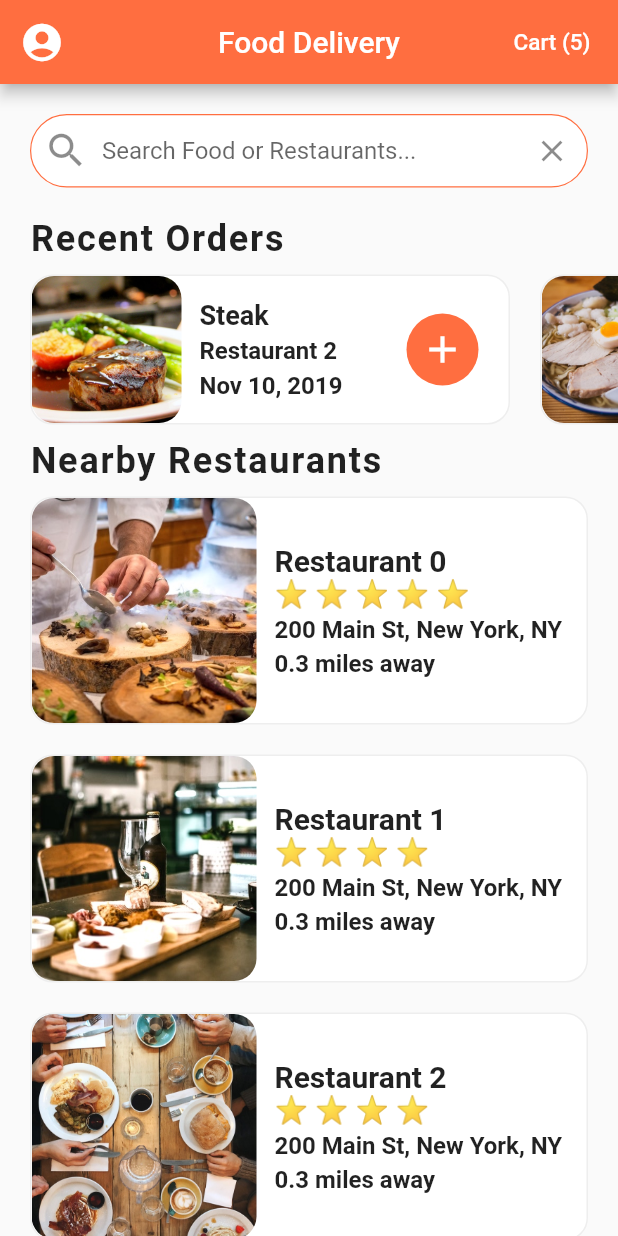
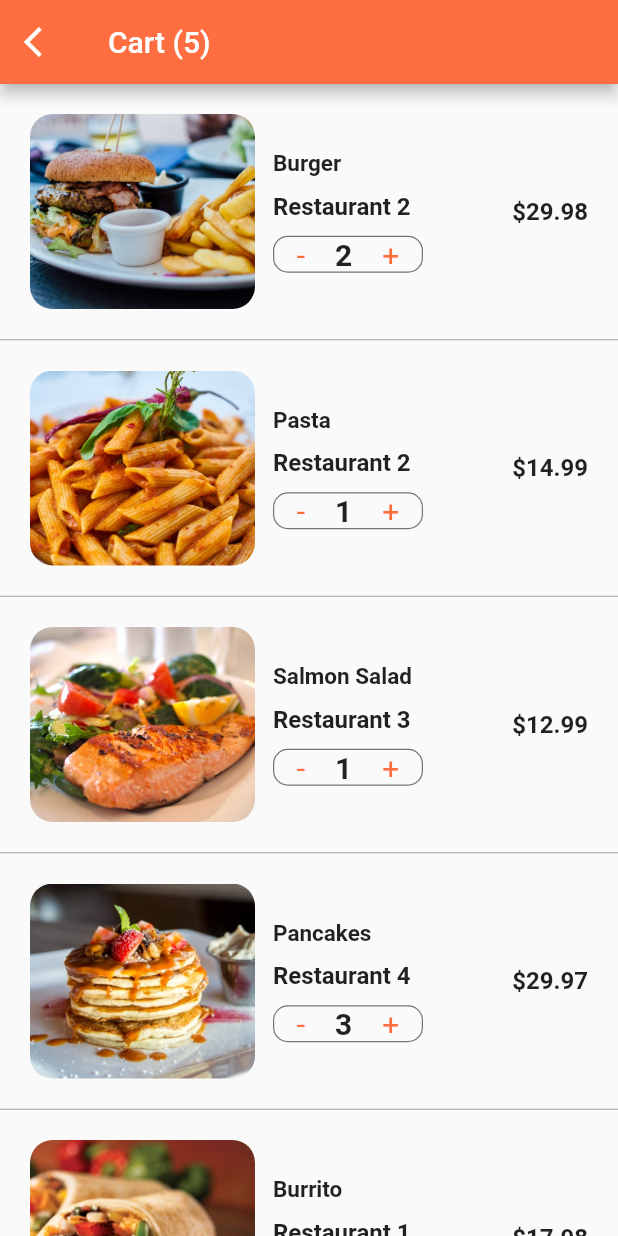
Before and after one commit to TomekSiudut/Food-Delivery-App-UI, a Flutter app: the screen it shows after launch, after a tap on an icon or button, on a phone screen of 412 x 824 dp. Run offline on Flutter 3.47's test engine with Material 2 defaults, Android fonts, the phone set to English and light mode, and no system bars.

Commit message:
cart screen completed

```diff
--- /dev/null
+++ b/lib/screens/cart_screen.dart
@@ -0,0 +1,94 @@
+import "package:flutter/material.dart";
+import 'package:flutter_food_delivery_ui/models/order.dart';
+import "../data/data.dart";
+
+class CartScreen extends StatefulWidget {
+  @override
+  _CartScreenState createState() => _CartScreenState();
+}
+
+class _CartScreenState extends State<CartScreen> {
+  _buildCartItem(Order order) {
+    return Container(
+        padding: EdgeInsets.all(20.0),
+        height: 170.0,
+        child: Expanded(
+          child: Row(children: <Widget>[
+            Container(
+              width: 150.0,
+              decoration: BoxDecoration(
+                  image: DecorationImage(
+                    image: AssetImage(order.food.imageUrl),
+                    fit: BoxFit.cover,
+                  ),
+                  borderRadius: BorderRadius.circular(15.0)),
+            ),
+            Expanded(
+              child: Container(
+                margin: EdgeInsets.all(12.0),
+                child: Column(
+                  mainAxisAlignment: MainAxisAlignment.center,
+                  crossAxisAlignment: CrossAxisAlignment.start,
+                  children: <Widget>[
+                    Text(order.food.name, style: TextStyle(fontSize: 15.0, fontWeight: FontWeight.bold)),
+                    SizedBox(height: 10.0),
+                    Text(
+                      order.restaurant.name,
+                      style: TextStyle(fontSize: 16.0, fontWeight: FontWeight.w600),
+                      overflow: TextOverflow.ellipsis,
+                    ),
+                    SizedBox(height: 10.0),
+                    Container(
+                      width: 100.0,
+                      decoration: BoxDecoration(
+                        borderRadius: BorderRadius.circular(10.0),
+                        border: Border.all(width: 0.8, color: Colors.black54),
+                      ),
+                      child: Row(mainAxisAlignment: MainAxisAlignment.center, children: <Widget>[
+                        GestureDetector(
+                          onTap: () {},
+                          child: Text(
+                            "-",
+                            style: TextStyle(color: Theme.of(context).primaryColor, fontSize: 20.0),
+                          ),
+                        ),
+                        SizedBox(width: 20.0),
+                        Text(order.quantity.toString(), style: TextStyle(fontSize: 20.0, fontWeight: FontWeight.w600)),
+                        SizedBox(width: 20.0),
+                        GestureDetector(
+                            onTap: () {},
+                            child: Text("+", style: TextStyle(color: Theme.of(context).primaryColor, fontSize: 20.0)))
+                      ]),
+                    )
+                  ],
+                ),
+              ),
+            ),
+            Text('\$${order.quantity * order.food.price}',
+                style: TextStyle(fontSize: 16.0, fontWeight: FontWeight.w600))
+          ]),
+        ));
+  }
+
+  @override
+  Widget build(BuildContext context) {
+    return Scaffold(
+        appBar: AppBar(
+            leading: IconButton(
+              icon: Icon(Icons.arrow_back_ios, color: Colors.white),
+              onPressed: () => Navigator.of(context).pop(),
+            ),
+            title: Text('Cart (${currentUser.cart.length})')),
+        body: ListView.separated(
+          itemCount: currentUser.cart.length,
+          itemBuilder: (BuildContext context, int index) {
+            Order order = currentUser.cart[index];
+
+            return _buildCartItem(order);
+          },
+          separatorBuilder: (BuildContext context, int index) {
+            return Divider(height: 1.0, color: Colors.grey);
+          },
+        ));
+  }
+}
--- a/lib/screens/home_screen.dart
+++ b/lib/screens/home_screen.dart
@@ -1,5 +1,6 @@
 import "package:flutter/material.dart";
 import 'package:flutter_food_delivery_ui/models/restaurant.dart';
+import 'package:flutter_food_delivery_ui/screens/cart_screen.dart';
 import 'package:flutter_food_delivery_ui/screens/restaurant_screen.dart';
 import 'package:flutter_food_delivery_ui/widgets/rating_stars.dart';
 import 'package:flutter_food_delivery_ui/widgets/recent_orders.dart';
@@ -82,7 +83,7 @@ class _HomeScreenState extends State<HomeScreen> {
           title: Text("Food Delivery"),
           actions: [
             FlatButton(
-                onPressed: () {},
+                onPressed: () => Navigator.push(context , MaterialPageRoute(builder:(_) => CartScreen())),
                 child: Text("Cart (${currentUser.cart.length})", style: TextStyle(color: Colors.white, fontSize: 15.0)))
           ],
           centerTitle: true,
```
